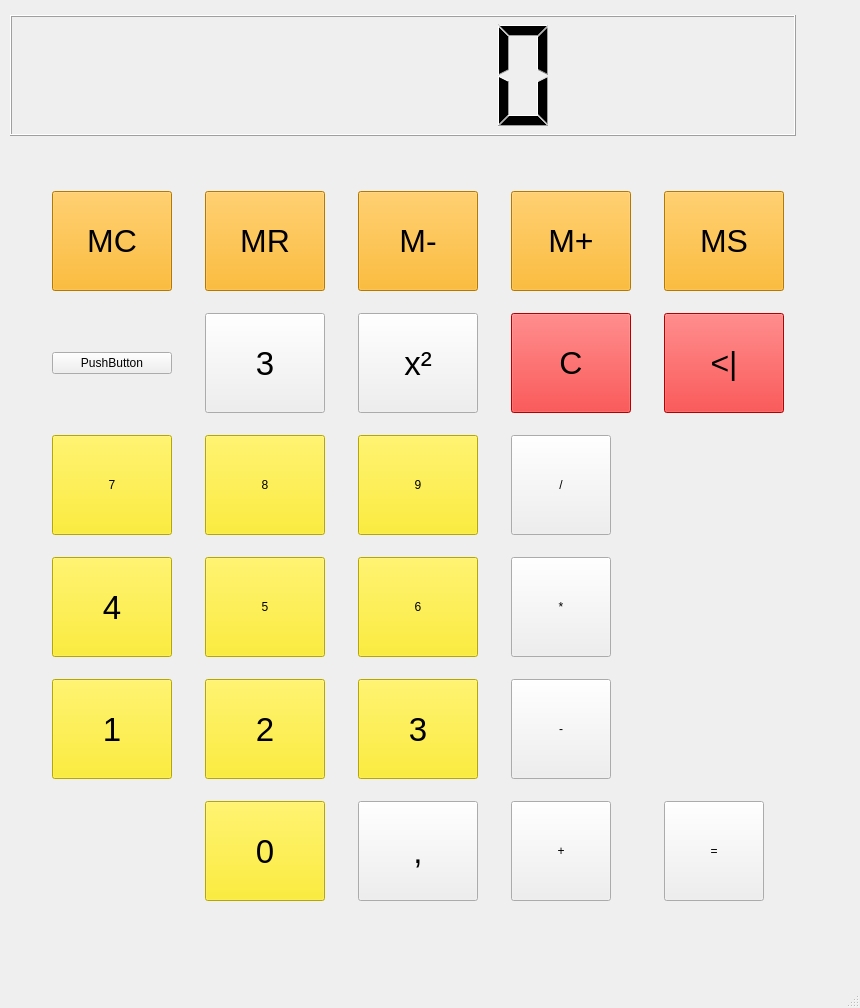
Beziu/Calculator, file MainWindow.ui: the form before one commit.
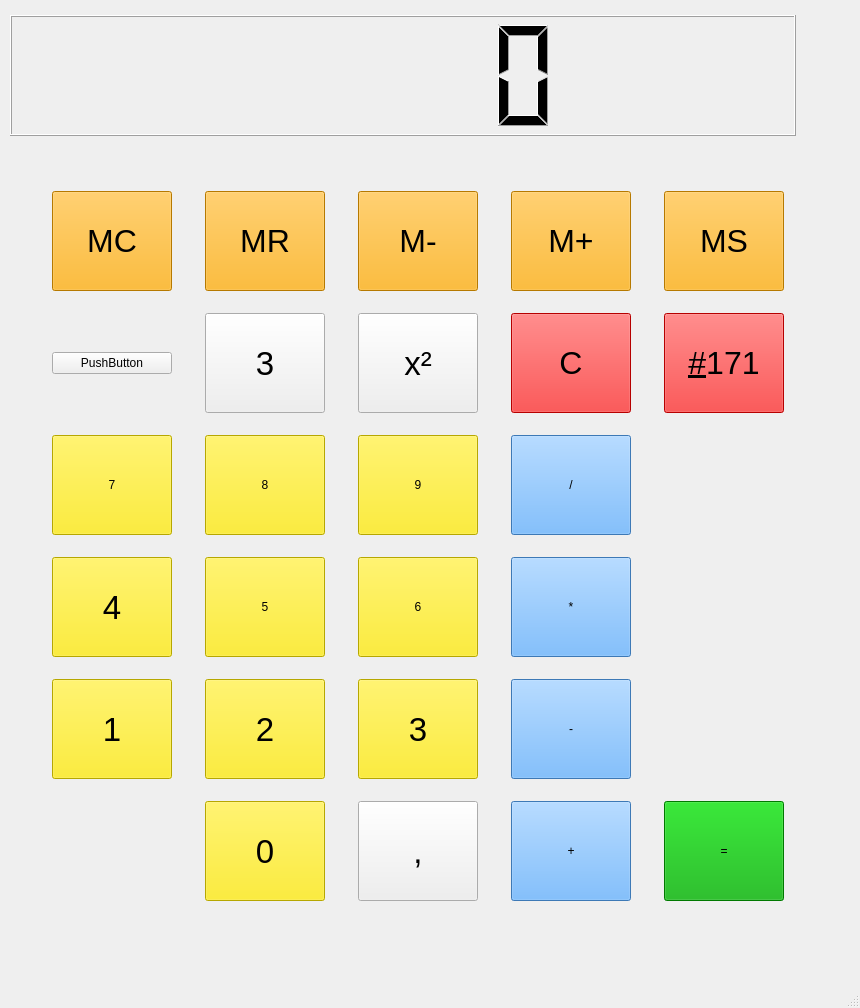
The form after the commit.

What changed in the file:
```diff
--- a/MainWindow.ui
+++ b/MainWindow.ui
@@ -557,16 +557,20 @@
       <widget class="QPushButton" name="pushButton_18">
        <property name="minimumSize">
         <size>
-         <width>100</width>
+         <width>120</width>
          <height>100</height>
         </size>
        </property>
        <property name="maximumSize">
         <size>
-         <width>100</width>
+         <width>120</width>
          <height>100</height>
         </size>
        </property>
+       <property name="styleSheet">
+        <string notr="true">background-color: rgb(0, 170, 0);
+font: 75 24pt &quot;MS Shell Dlg 2&quot;;</string>
+       </property>
        <property name="text">
         <string>=</string>
        </property>
@@ -576,16 +580,23 @@
       <widget class="QPushButton" name="pushButton_17">
        <property name="minimumSize">
         <size>
-         <width>100</width>
+         <width>120</width>
          <height>100</height>
         </size>
        </property>
        <property name="maximumSize">
         <size>
-         <width>100</width>
+         <width>120</width>
          <height>100</height>
         </size>
        </property>
+       <property name="focusPolicy">
+        <enum>Qt::NoFocus</enum>
+       </property>
+       <property name="styleSheet">
+        <string notr="true">background-color: rgb(85, 170, 255);
+font: 75 24pt &quot;MS Shell Dlg 2&quot;;</string>
+       </property>
        <property name="text">
         <string>+</string>
        </property>
@@ -595,16 +606,20 @@
       <widget class="QPushButton" name="pushButton_16">
        <property name="minimumSize">
         <size>
-         <width>100</width>
+         <width>120</width>
          <height>100</height>
         </size>
        </property>
        <property name="maximumSize">
         <size>
-         <width>100</width>
+         <width>120</width>
          <height>100</height>
         </size>
        </property>
+       <property name="styleSheet">
+        <string notr="true">background-color: rgb(85, 170, 255);
+font: 75 24pt &quot;MS Shell Dlg 2&quot;;</string>
+       </property>
        <property name="text">
         <string>-</string>
        </property>
@@ -614,16 +629,20 @@
       <widget class="QPushButton" name="pushButton_11">
        <property name="minimumSize">
         <size>
-         <width>100</width>
+         <width>120</width>
          <height>100</height>
         </size>
        </property>
        <property name="maximumSize">
         <size>
-         <width>100</width>
+         <width>120</width>
          <height>100</height>
         </size>
        </property>
+       <property name="styleSheet">
+        <string notr="true">background-color: rgb(85, 170, 255);
+font: 75 24pt &quot;MS Shell Dlg 2&quot;;</string>
+       </property>
        <property name="text">
         <string>*</string>
        </property>
@@ -633,16 +652,20 @@
       <widget class="QPushButton" name="pushButton_15">
        <property name="minimumSize">
         <size>
-         <width>100</width>
+         <width>120</width>
          <height>100</height>
         </size>
        </property>
        <property name="maximumSize">
         <size>
-         <width>100</width>
+         <width>120</width>
          <height>100</height>
         </size>
        </property>
+       <property name="styleSheet">
+        <string notr="true">background-color: rgb(85, 170, 255);
+font: 75 24pt &quot;MS Shell Dlg 2&quot;;</string>
+       </property>
        <property name="text">
         <string>/</string>
        </property>
@@ -708,7 +731,7 @@
 font: 75 24pt &quot;MS Shell Dlg 2&quot;;</string>
        </property>
        <property name="text">
-        <string>&lt;|</string>
+        <string>&amp;#171</string>
        </property>
       </widget>
      </item>
```
Left out of the diff: 10 changed lines with no effect on the pictures.
